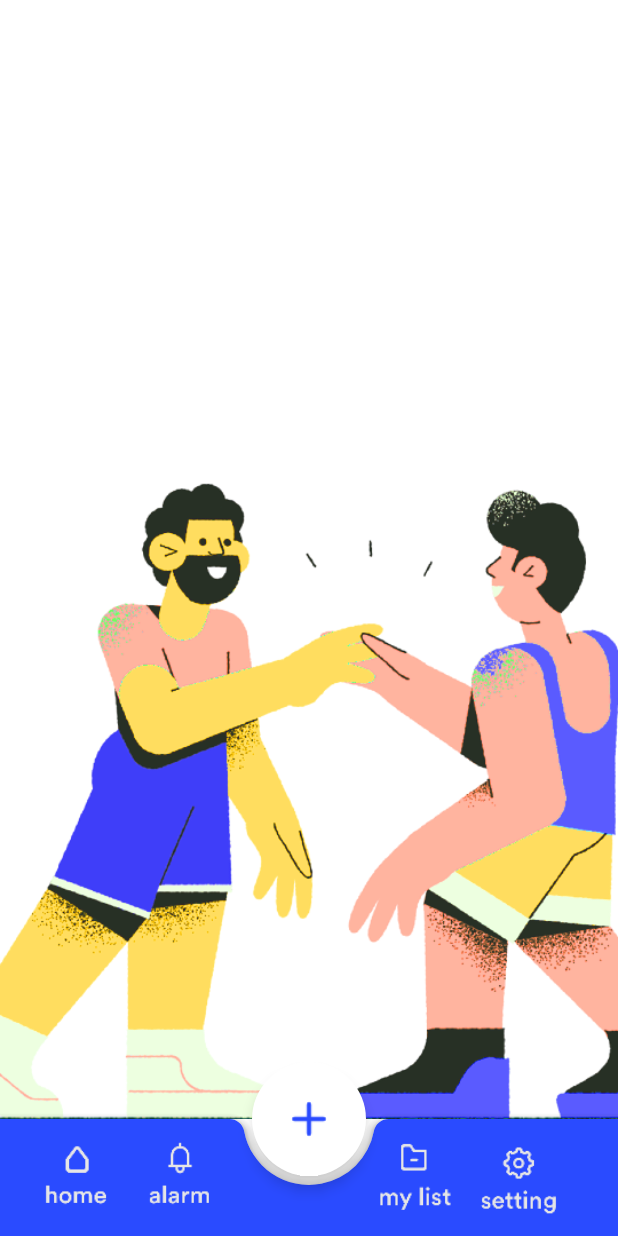
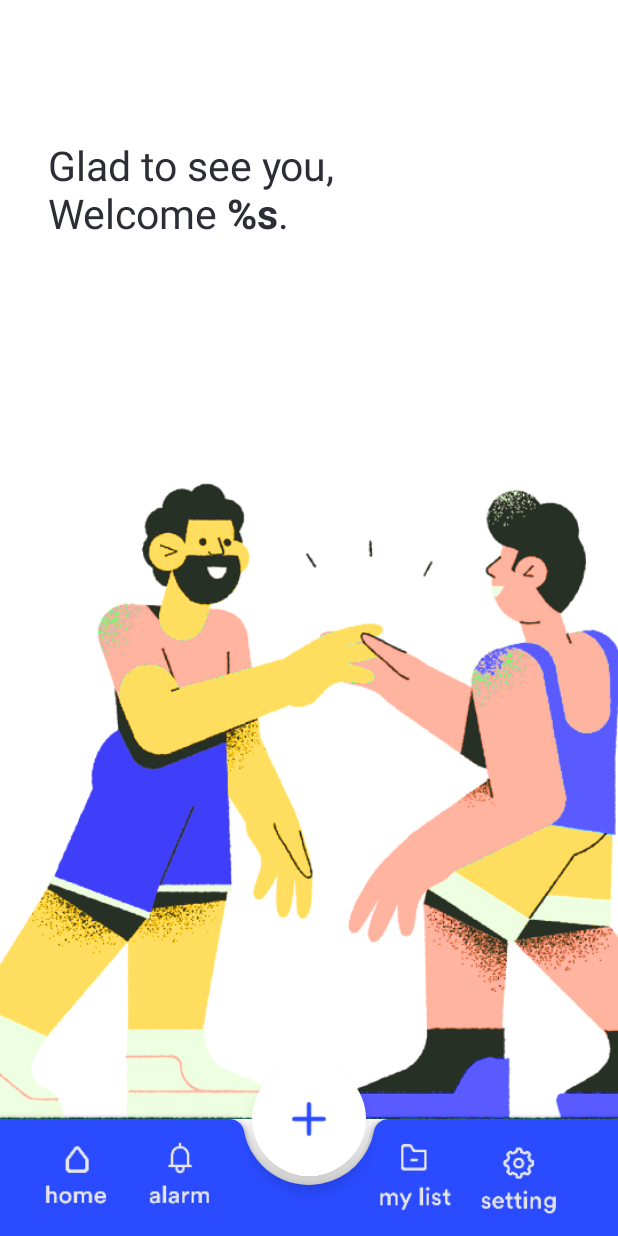
Before and after one commit to mash-up-kr/nnaa-android, an Android app: the screen it shows after launch (MainActivity), on a phone screen of 412 x 824 dp. Run offline under Robolectric (Android 15) with nearby library versions, the phone set to English and light mode, and no system bars.

Commit message:
feat: add text into main page welcome textview

```diff
--- a/app/src/main/res/layout/fragment_main_home.xml
+++ b/app/src/main/res/layout/fragment_main_home.xml
@@ -9,7 +9,7 @@
         android:id="@+id/tv_welcome"
         android:layout_width="wrap_content"
         android:layout_height="wrap_content"
-        tools:hint="Welcome, Jujin\nNice to meet you"
+        android:text="@string/main_welcome"
         app:layout_constraintTop_toTopOf="parent"
         app:layout_constraintStart_toStartOf="parent"
         app:layout_constraintEnd_toEndOf="parent"
--- a/app/src/main/res/values/strings.xml
+++ b/app/src/main/res/values/strings.xml
@@ -1,5 +1,9 @@
 <resources>
     <string name="app_name">NNAA</string>
+
+    <!-- Main page -->
+    <string name="main_welcome">Glad to see you,\nWelcome <b>%s</b>.</string>
+    <string name="name_sent_this_questions">%s has sent questions.</string>
 
     <string name="StringValue">이미지가 열리지 않습니다.</string>
     <string-array name="questionlist">
```
Also changed, not shown: 1 other file.
